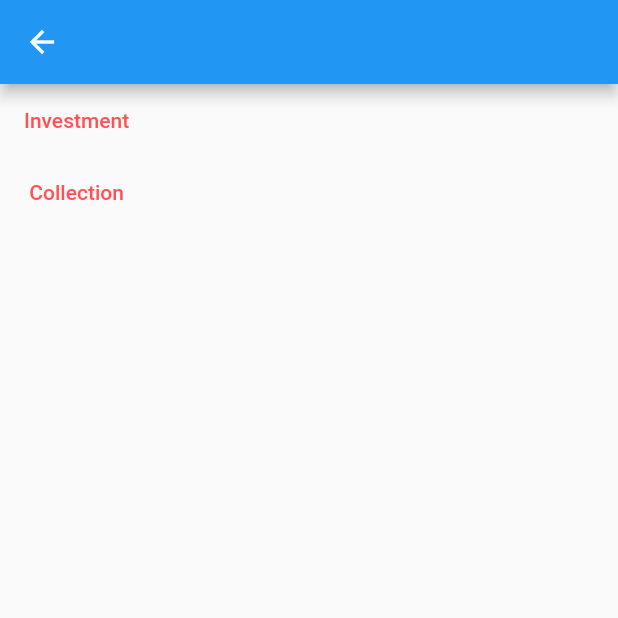
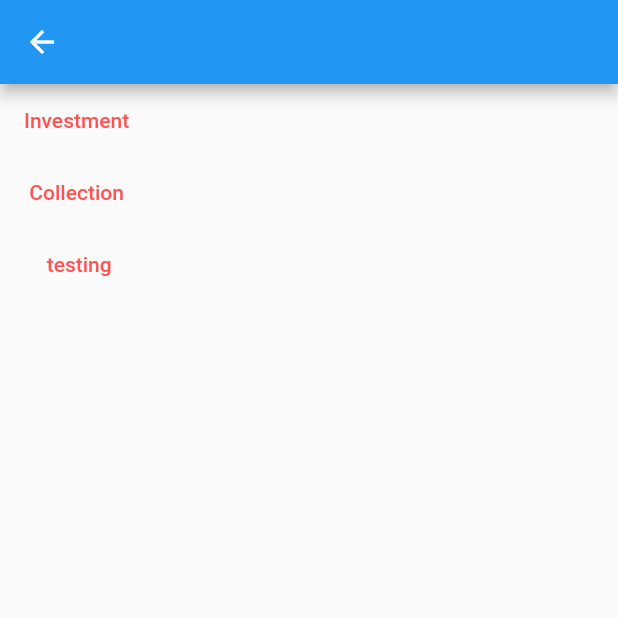
Before and after one commit to shanthu-hammer/i_tracker, a Flutter app: the Dashboard screen opened by its route, on a phone screen of 412 x 824 dp, the top half of it. Run offline on Flutter 3.47's test engine with Material 2 defaults, Android fonts, the phone set to English and light mode, and no system bars; our stand-ins replace dropdown_formfield; missing offline and left inert: age.

```diff
--- a/lib/screens/dashboard.dart
+++ b/lib/screens/dashboard.dart
@@ -1,4 +1,6 @@
+import 'package:age/age.dart';
 import 'package:flutter/material.dart';
+import 'package:i_tracker/businesslogic/profitcalculation.dart';
 import 'package:i_tracker/constants/Theme/appcolors.dart';
 
 class Dashboard extends StatefulWidget {
@@ -7,6 +9,7 @@ class Dashboard extends StatefulWidget {
 }
 
 class _DashboardState extends State<Dashboard> {
+  CollectionCalc C = new CollectionCalc();
   @override
   Widget build(BuildContext context) {
     return Scaffold(
@@ -36,6 +39,20 @@ class _DashboardState extends State<Dashboard> {
             style: TextStyle(color: Colors.redAccent),
           ),
         ),
+        FlatButton(
+          onPressed: () {
+            //Navigator.of(context).pop();
+
+            AgeDuration difference = C.DateCalc(1990);
+            print(difference);
+
+            //ADD Route here
+          },
+          child: Text(
+            'testing',
+            style: TextStyle(color: Colors.redAccent),
+          ),
+        ),
       ]),
     );
   }
--- a/pubspec.yaml
+++ b/pubspec.yaml
@@ -24,6 +24,7 @@ dependencies:
   flutter:
     sdk: flutter
   dropdown_formfield: ^0.1.3
+  age: ^0.0.1 #Calculate date difference
 
   # The following adds the Cupertino Icons font to your application.
   # Use with the CupertinoIcons class for iOS style icons.
```
Also changed, not shown: lib/businesslogic/profitcalculation.dart (added, +21 -0 lines), pubspec.lock.
